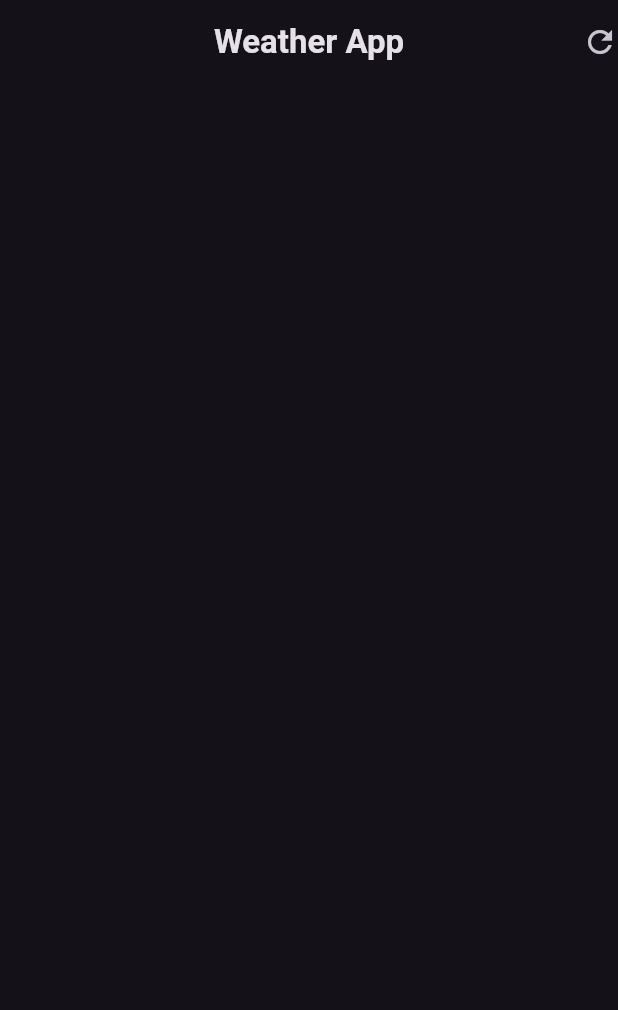
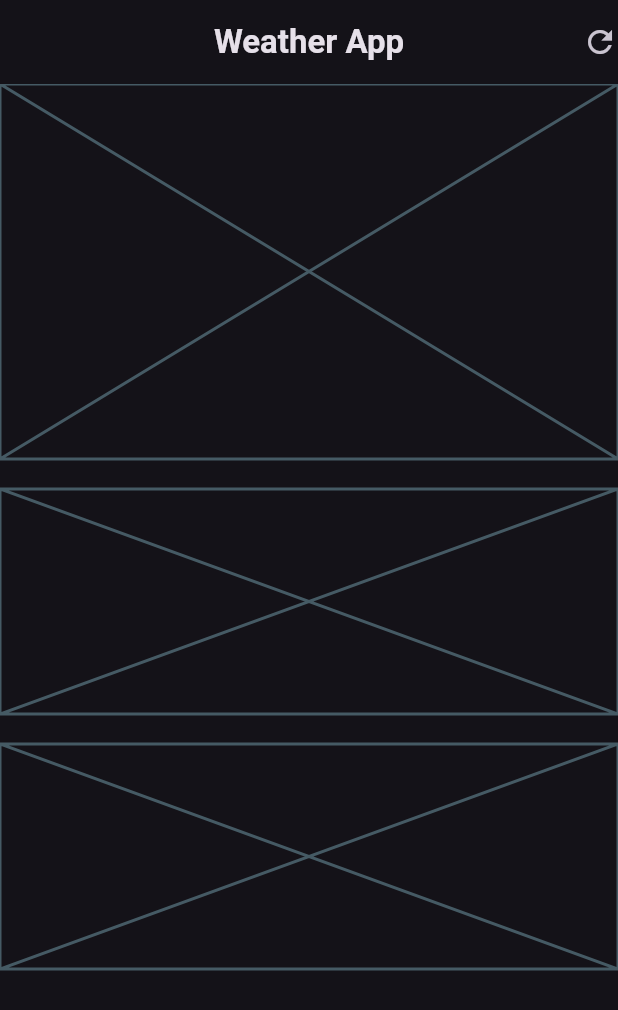
Before and after one commit to fiftheenyen/weather_app, a Flutter app: the screen it shows after launch, on a phone screen of 412 x 824 dp. Shown: the top 1010 px of the screen. Run offline on Flutter 3.47's test engine with Material 3 defaults, Android fonts, the phone set to English and light mode, and no system bars.

Commit message:
added a placeholder for designing the app

```diff
--- a/lib/weather_screen.dart
+++ b/lib/weather_screen.dart
@@ -21,6 +21,18 @@ class WeatherScreen extends StatelessWidget {
           ),
         ],
       ),
+      body: Column(
+        children: [
+          //maincard
+          const Placeholder(fallbackHeight: 250),
+          //weatherforecast card
+          const SizedBox(height: 20),
+          const Placeholder(fallbackHeight: 150),
+          //additional information
+          const SizedBox(height: 20),
+          const Placeholder(fallbackHeight: 150),
+        ],
+      ),
     );
   }
 }
```
